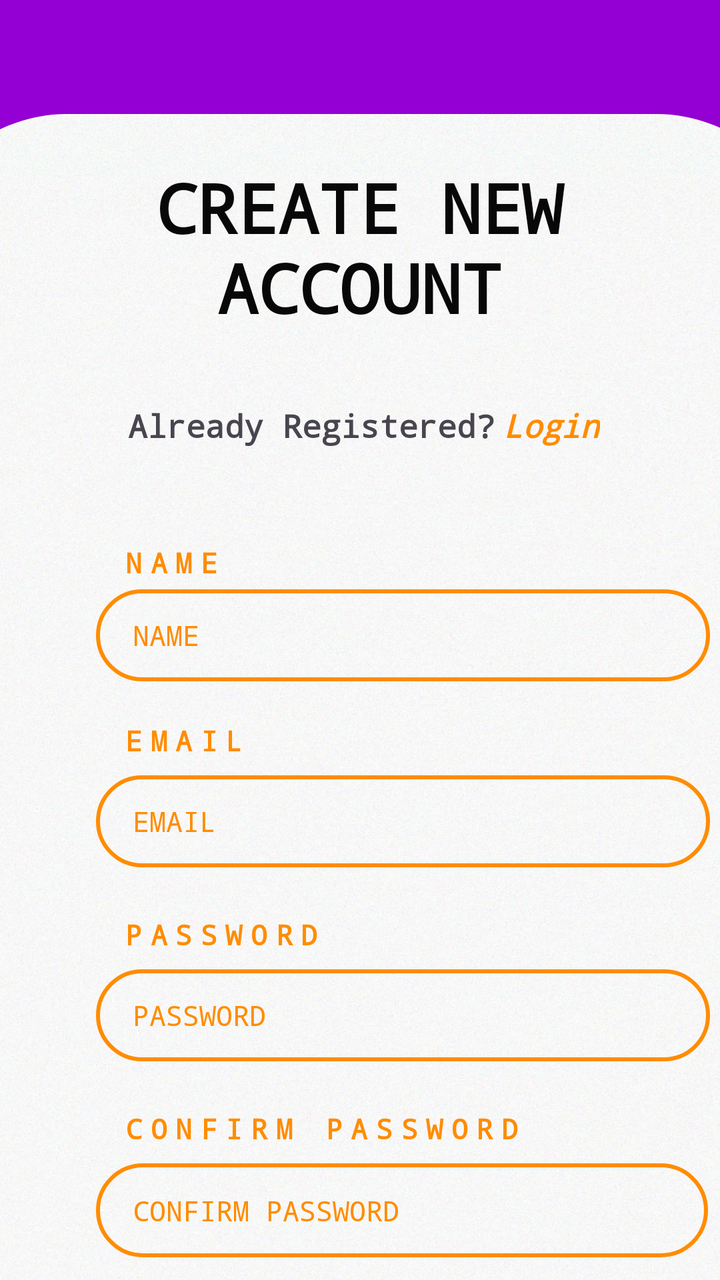
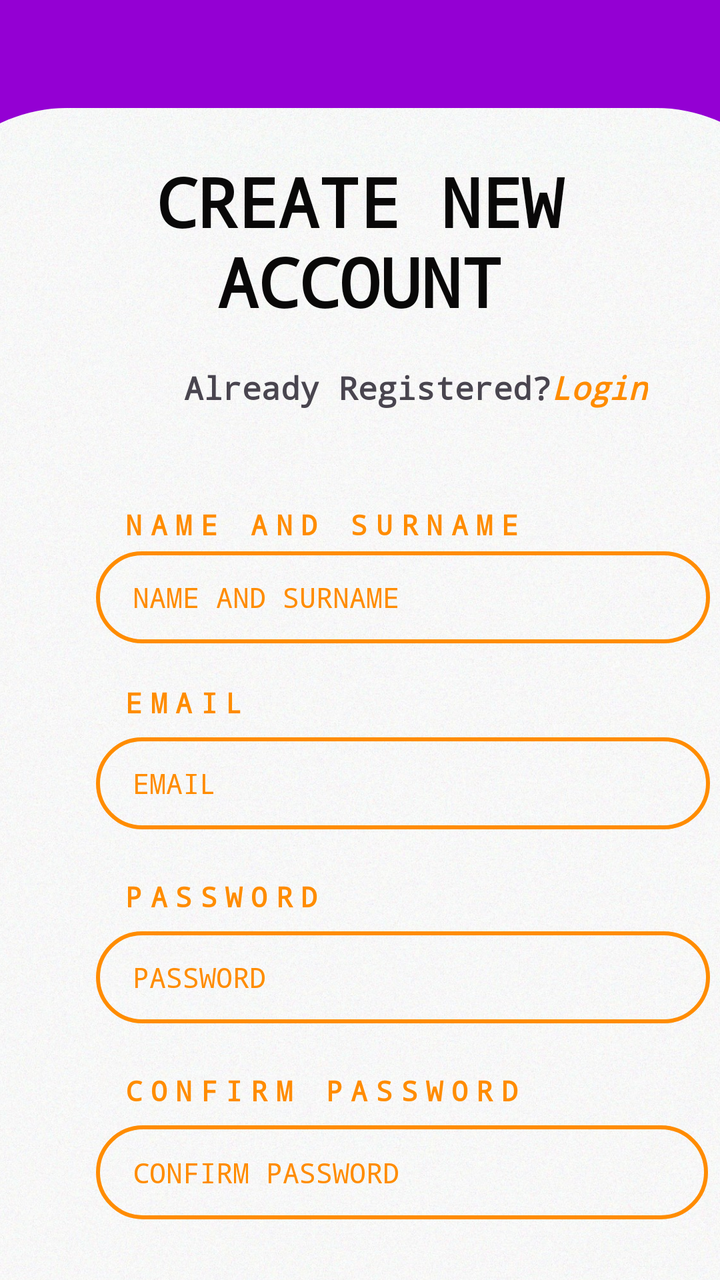

Before-and-after screenshots of an Android layout around one commit, followed by the original layout XML and the change that was made.
<!-- AndroidManifest.xml: application theme Theme.FlashApp -->
<!-- res/layout/activity_register.xml -->
<?xml version="1.0" encoding="utf-8"?>
<androidx.constraintlayout.widget.ConstraintLayout xmlns:android="http://schemas.android.com/apk/res/android"
    xmlns:app="http://schemas.android.com/apk/res-auto"
    xmlns:tools="http://schemas.android.com/tools"
    android:id="@+id/main"
    android:layout_width="match_parent"
    android:layout_height="match_parent"
    android:background="@color/DarkViolet"
    tools:context=".RegisterActivity">

    <com.google.android.material.imageview.ShapeableImageView
        android:id="@+id/imageView2"
        android:layout_width="463dp"
        android:layout_height="1165dp"
        android:layout_marginStart="127dp"
        android:layout_marginTop="258dp"
        android:layout_marginEnd="128dp"
        android:layout_marginBottom="284dp"
        android:background="#F6F6F6"
        android:padding="8dp"
        android:scaleType="centerCrop"
        app:layout_constraintBottom_toBottomOf="parent"
        app:layout_constraintEnd_toEndOf="parent"
        app:layout_constraintHorizontal_bias="0.498"
        app:layout_constraintStart_toStartOf="parent"
        app:layout_constraintTop_toTopOf="parent"
        app:layout_constraintVertical_bias="0.196"
        app:shapeAppearanceOverlay="@style/RoundedImage"
        app:srcCompat="@drawable/regbg" />

    <TextView
        android:id="@+id/createAcc_lbl"
        android:layout_width="242dp"
        android:layout_height="89dp"
        android:layout_marginTop="32dp"
        android:fontFamily="monospace"
        android:text="CREATE NEW ACCOUNT"
        android:textAlignment="center"
        android:textColor="#090808"
        android:textSize="34sp"
        android:textStyle="bold"
        app:layout_constraintEnd_toEndOf="parent"
        app:layout_constraintHorizontal_bias="0.497"
        app:layout_constraintStart_toStartOf="parent"
        app:layout_constraintTop_toTopOf="@+id/imageView2" />

    <TextView
        android:id="@+id/alrReg"
        android:layout_width="wrap_content"
        android:layout_height="wrap_content"
        android:layout_marginTop="32dp"
        android:layout_marginEnd="32dp"
        android:fontFamily="monospace"
        android:text="Already Registered?"
        android:textColorHighlight="#000000"
        android:textSize="16sp"
        android:textStyle="bold"
        app:layout_constraintEnd_toEndOf="@+id/createAcc_lbl"
        app:layout_constraintHorizontal_bias="0.206"
        app:layout_constraintStart_toStartOf="@+id/createAcc_lbl"
        app:layout_constraintTop_toBottomOf="@+id/createAcc_lbl" />

    <TextView
        android:id="@+id/alrLogin"
        android:layout_width="wrap_content"
        android:layout_height="wrap_content"
        android:layout_marginStart="4dp"
        android:fontFamily="monospace"
        android:text="Login"
        android:textColor="@color/DarkOrange"
        android:textSize="16sp"
        android:textStyle="bold|italic"
        app:layout_constraintBottom_toBottomOf="@+id/alrReg"
        app:layout_constraintStart_toEndOf="@+id/alrReg"
        app:layout_constraintTop_toTopOf="@+id/alrReg"
        app:layout_constraintVertical_bias="0.0" />

    <EditText
        android:id="@+id/name_input"
        android:layout_width="307dp"
        android:layout_height="46dp"
        android:layout_marginTop="4dp"
        android:background="@drawable/orange_button_border"
        android:ems="10"
        android:fontFamily="monospace"
        android:hint=" NAME"
        android:inputType="text"
        android:paddingStart="10sp"
        android:textAlignment="textStart"
        android:textColor="@color/DarkOrange"
        android:textColorHint="@color/DarkOrange"
        android:textSize="14sp"
        app:iconTint="@color/DarkOrange"
        app:layout_constraintStart_toStartOf="@+id/name_lbl"
        app:layout_constraintTop_toBottomOf="@+id/name_lbl" />

    <TextView
        android:id="@+id/name_lbl"
        android:layout_width="wrap_content"
        android:layout_height="wrap_content"
        android:layout_marginStart="48dp"
        android:layout_marginTop="48dp"
        android:fontFamily="monospace"
        android:letterSpacing="0.3"
        android:text=" NAME"
        android:textAlignment="textStart"
        android:textColor="@color/DarkOrange"
        android:textSize="14sp"
        android:textStyle="bold"
        app:layout_constraintStart_toStartOf="parent"
        app:layout_constraintTop_toBottomOf="@+id/alrReg" />

    <EditText
        android:id="@+id/email_input"
        android:layout_width="307dp"
        android:layout_height="46dp"
        android:layout_marginTop="8dp"
        android:background="@drawable/orange_button_border"
        android:ems="10"
        android:fontFamily="monospace"
        android:hint=" EMAIL"
        android:inputType="text"
        android:paddingStart="10sp"
        android:textAlignment="textStart"
        android:textColor="@color/DarkOrange"
        android:textColorHint="@color/DarkOrange"
        android:textSize="14sp"
        app:iconTint="@color/DarkOrange"
        app:layout_constraintStart_toStartOf="@+id/email_lbl"
        app:layout_constraintTop_toBottomOf="@+id/email_lbl" />

    <TextView
        android:id="@+id/email_lbl"
        android:layout_width="wrap_content"
        android:layout_height="wrap_content"
        android:layout_marginStart="48dp"
        android:layout_marginTop="20dp"
        android:fontFamily="monospace"
        android:letterSpacing="0.3"
        android:text=" EMAIL"
        android:textAlignment="textStart"
        android:textColor="@color/DarkOrange"
        android:textSize="14sp"
        android:textStyle="bold"
        app:layout_constraintStart_toStartOf="parent"
        app:layout_constraintTop_toBottomOf="@+id/name_input" />

    <TextView
        android:id="@+id/password_lbl"
        android:layout_width="wrap_content"
        android:layout_height="wrap_content"
        android:layout_marginStart="48dp"
        android:layout_marginTop="24dp"
        android:fontFamily="monospace"
        android:letterSpacing="0.3"
        android:text=" PASSWORD"
        android:textAlignment="textStart"
        android:textColor="@color/DarkOrange"
        android:textSize="14sp"
        android:textStyle="bold"
        app:layout_constraintStart_toStartOf="parent"
        app:layout_constraintTop_toBottomOf="@+id/email_input" />

    <EditText
        android:id="@+id/password_input"
        android:layout_width="307dp"
        android:layout_height="46dp"
        android:layout_marginTop="8dp"
        android:background="@drawable/orange_button_border"
        android:ems="10"
        android:fontFamily="monospace"
        android:hint=" PASSWORD"
        android:inputType="text"
        android:paddingStart="10sp"
        android:textAlignment="textStart"
        android:textColor="@color/DarkOrange"
        android:textColorHint="@color/DarkOrange"
        android:textSize="14sp"
        app:iconTint="@color/DarkOrange"
        app:layout_constraintStart_toStartOf="@+id/password_lbl"
        app:layout_constraintTop_toBottomOf="@+id/password_lbl" />

    <EditText
        android:id="@+id/confirmpassword_input"
        android:layout_width="306dp"
        android:layout_height="47dp"
        android:layout_marginStart="48dp"
        android:layout_marginTop="8dp"
        android:background="@drawable/orange_button_border"
        android:ems="10"
        android:fontFamily="monospace"
        android:hint=" CONFIRM PASSWORD"
        android:inputType="text"
        android:paddingStart="10sp"
        android:textColor="@color/DarkOrange"
        android:textColorHint="@color/DarkOrange"
        android:textSize="14sp"
        app:layout_constraintStart_toStartOf="parent"
        app:layout_constraintTop_toBottomOf="@+id/dob_lbl" />

    <TextView
        android:id="@+id/dob_lbl"
        android:layout_width="wrap_content"
        android:layout_height="wrap_content"
        android:layout_marginStart="48dp"
        android:layout_marginTop="24dp"
        android:fontFamily="monospace"
        android:letterSpacing="0.3"
        android:text=" CONFIRM PASSWORD"
        android:textColor="@color/DarkOrange"
        android:textSize="14sp"
        android:textStyle="bold"
        app:layout_constraintStart_toStartOf="parent"
        app:layout_constraintTop_toBottomOf="@+id/password_input" />

    <Button
        android:id="@+id/regpage_button"
        android:layout_width="197dp"
        android:layout_height="50dp"
        android:layout_marginTop="42dp"
        android:fontFamily="monospace"
        android:letterSpacing="0.3"
        android:background="@drawable/filled_purple_btn"
        android:text="REGISTER"
        app:layout_constraintEnd_toEndOf="@+id/confirmpassword_input"
        app:layout_constraintStart_toStartOf="@+id/confirmpassword_input"
        app:layout_constraintTop_toBottomOf="@+id/confirmpassword_input" />


</androidx.constraintlayout.widget.ConstraintLayout>
<!-- resources referenced by this layout -->
<resources>
  <color name="DarkOrange">#FF8C00</color>
  <color name="DarkViolet">#9400D3</color>
  <!-- drawable filled_purple_btn (drawable) -->
  <?xml version="1.0" encoding="utf-8"?>
  <shape xmlns:android="http://schemas.android.com/apk/res/android"
      android:shape="rectangle">
      <solid android:color="@color/DarkViolet" /> 
      <stroke
          android:width="2dp"
          android:color="@color/DarkViolet" /> 
      <corners android:radius="32dp" /> 
  </shape>
  <!-- drawable orange_button_border (drawable) -->
  <?xml version="1.0" encoding="utf-8"?>
  <shape xmlns:android="http://schemas.android.com/apk/res/android"
      android:shape="rectangle">
      <solid android:color="@android:color/transparent" />
      <stroke
          android:width="2dp"
          android:color="@color/DarkOrange" />
      <corners android:radius="32dp" />
  </shape>
  <!-- drawable regbg: jpg bitmap (drawable, 920674 bytes) -->
  <style name="RoundedImage" parent="">
          <item name="cornerFamily">rounded</item>
          <item name="cornerSize">76dp</item> 
      </style>
  <style name="Theme.FlashApp" parent="Base.Theme.FlashApp" />
  <style name="Base.Theme.FlashApp" parent="Theme.Material3.DayNight.NoActionBar">
          
          
      </style>
</resources>

<!-- the commit's change to res/layout/activity_register.xml (unified diff, before → after) -->
@@ -24,7 +24,7 @@
         app:layout_constraintHorizontal_bias="0.498"
         app:layout_constraintStart_toStartOf="parent"
         app:layout_constraintTop_toTopOf="parent"
-        app:layout_constraintVertical_bias="0.196"
+        app:layout_constraintVertical_bias="0.199"
         app:shapeAppearanceOverlay="@style/RoundedImage"
         app:srcCompat="@drawable/regbg" />
 
@@ -48,32 +48,29 @@
         android:id="@+id/alrReg"
         android:layout_width="wrap_content"
         android:layout_height="wrap_content"
-        android:layout_marginTop="32dp"
-        android:layout_marginEnd="32dp"
+        android:layout_marginStart="92dp"
         android:fontFamily="monospace"
         android:text="Already Registered?"
         android:textColorHighlight="#000000"
         android:textSize="16sp"
         android:textStyle="bold"
-        app:layout_constraintEnd_toEndOf="@+id/createAcc_lbl"
-        app:layout_constraintHorizontal_bias="0.206"
-        app:layout_constraintStart_toStartOf="@+id/createAcc_lbl"
-        app:layout_constraintTop_toBottomOf="@+id/createAcc_lbl" />
+        app:layout_constraintBottom_toBottomOf="@+id/alrLogin"
+        app:layout_constraintStart_toStartOf="parent"
+        app:layout_constraintTop_toTopOf="@+id/alrLogin"
+        app:layout_constraintVertical_bias="0.0" />
 
     <TextView
         android:id="@+id/alrLogin"
         android:layout_width="wrap_content"
         android:layout_height="wrap_content"
-        android:layout_marginStart="4dp"
+        android:layout_marginTop="16dp"
         android:fontFamily="monospace"
         android:text="Login"
         android:textColor="@color/DarkOrange"
         android:textSize="16sp"
         android:textStyle="bold|italic"
-        app:layout_constraintBottom_toBottomOf="@+id/alrReg"
         app:layout_constraintStart_toEndOf="@+id/alrReg"
-        app:layout_constraintTop_toTopOf="@+id/alrReg"
-        app:layout_constraintVertical_bias="0.0" />
+        app:layout_constraintTop_toBottomOf="@+id/createAcc_lbl" />
 
     <EditText
         android:id="@+id/name_input"
@@ -83,7 +80,7 @@
         android:background="@drawable/orange_button_border"
         android:ems="10"
         android:fontFamily="monospace"
-        android:hint=" NAME"
+        android:hint=" NAME AND SURNAME"
         android:inputType="text"
         android:paddingStart="10sp"
         android:textAlignment="textStart"
@@ -102,7 +99,7 @@
         android:layout_marginTop="48dp"
         android:fontFamily="monospace"
         android:letterSpacing="0.3"
-        android:text=" NAME"
+        android:text=" NAME AND SURNAME"
         android:textAlignment="textStart"
         android:textColor="@color/DarkOrange"
         android:textSize="14sp"
